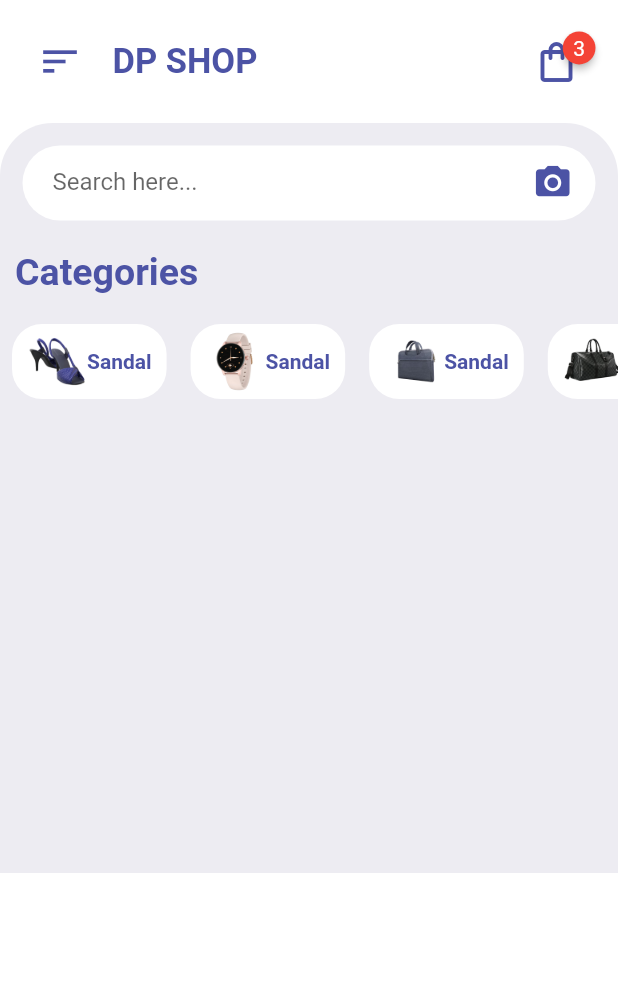
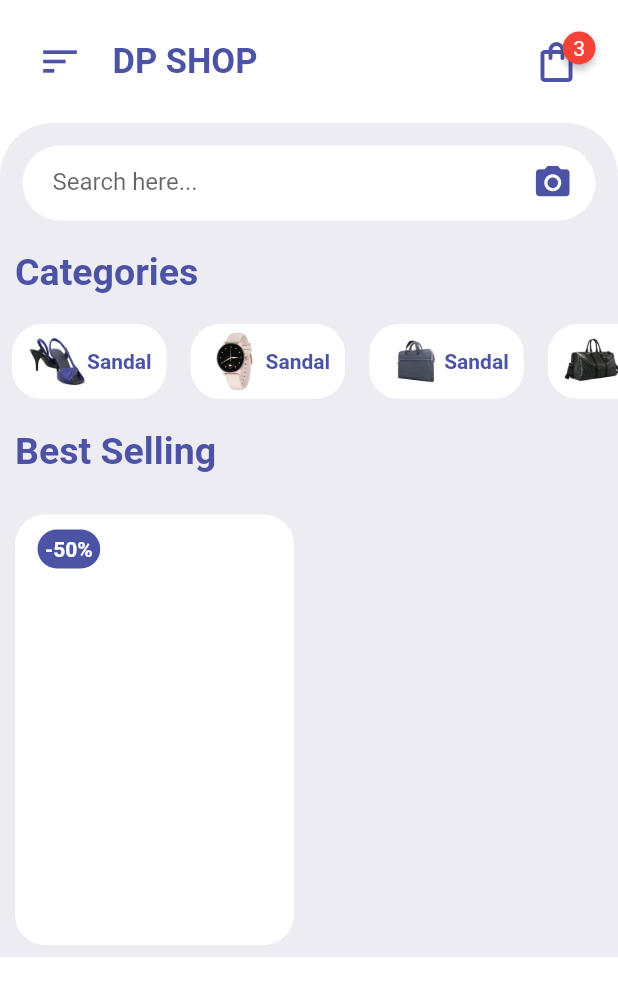
Before and after one commit to DoomMangoes/ShoppingAppUI, a Flutter app: the screen it shows after launch, on a phone screen of 412 x 824 dp. Shown: the top 996 px of the screen. Run offline on Flutter 3.47's test engine with Material 2 defaults, Android fonts, the phone set to English and light mode, and no system bars; drawn by our look-alikes of badges.

Commit message:
Added itemsWidget

```diff
--- a/lib/pages/Homepage.dart
+++ b/lib/pages/Homepage.dart
@@ -1,6 +1,7 @@
 import 'package:flutter/material.dart';
 import '../widgets/HomeAppBar.dart';
 import '../widgets/CategoriesWidget.dart';
+import '../widgets/ItemsWidget.dart';
 
 class HomePage extends StatelessWidget {
   @override
@@ -11,7 +12,7 @@ class HomePage extends StatelessWidget {
         HomeAppBar(),
         Container(
             //temp height
-            height: 500,
+            //height: 500,
             padding: EdgeInsets.only(top: 15),
             decoration: BoxDecoration(
                 color: Color(0xFFEDECF2),
@@ -21,6 +22,7 @@ class HomePage extends StatelessWidget {
                 )),
             child: Column(
               children: [
+                //Search Widget
                 Container(
                     margin: EdgeInsets.symmetric(horizontal: 15),
                     padding: EdgeInsets.symmetric(horizontal: 15),
@@ -50,6 +52,8 @@ class HomePage extends StatelessWidget {
                         )
                       ],
                     )),
+
+                //Categories
                 Container(
                   alignment: Alignment.centerLeft,
                   margin: EdgeInsets.symmetric(
@@ -64,9 +68,27 @@ class HomePage extends StatelessWidget {
                       )),
                 ),
 
-                // Categories
+                // Categories Widget
 
                 CategoriesWidget(),
+
+                //Items
+
+                Container(
+                  alignment: Alignment.centerLeft,
+                  margin: EdgeInsets.symmetric(vertical: 20, horizontal: 10),
+                  child: Text(
+                    "Best Selling",
+                    style: TextStyle(
+                      fontWeight: FontWeight.bold,
+                      fontSize: 25,
+                      color: Color(0xFF4C53A5),
+                    ),
+                  ),
+                ),
+
+                //Items Widget
+                ItemsWidget(),
               ],
             )),
       ],
--- /dev/null
+++ b/lib/widgets/ItemsWidget.dart
@@ -0,0 +1,47 @@
+import 'package:flutter/material.dart';
+
+class ItemsWidget extends StatelessWidget {
+  @override
+  Widget build(BuildContext context) {
+    return GridView.count(
+      childAspectRatio: 0.68,
+      //physics: NeverScrollableScrollPhysics(),
+      crossAxisCount: 2,
+      shrinkWrap: true,
+      children: [
+        Container(
+          padding: EdgeInsets.only(left: 15, right: 15, top: 10),
+          margin: EdgeInsets.symmetric(vertical: 8, horizontal: 10),
+          decoration: BoxDecoration(
+            color: Colors.white,
+            borderRadius: BorderRadius.circular(20),
+          ),
+          child: Column(
+            children: [
+              Row(
+                mainAxisAlignment: MainAxisAlignment.spaceBetween,
+                children: [
+                  Container(
+                    padding: EdgeInsets.all(5),
+                    decoration: BoxDecoration(
+                      color: Color(0xFF4C53A5),
+                      borderRadius: BorderRadius.circular(20),
+                    ),
+                    child: Text(
+                      "-50%",
+                      style: TextStyle(
+                        fontSize: 14,
+                        color: Colors.white,
+                        fontWeight: FontWeight.bold,
+                      ),
+                    ),
+                  ),
+                ],
+              )
+            ],
+          ),
+        ),
+      ],
+    );
+  }
+}
```
